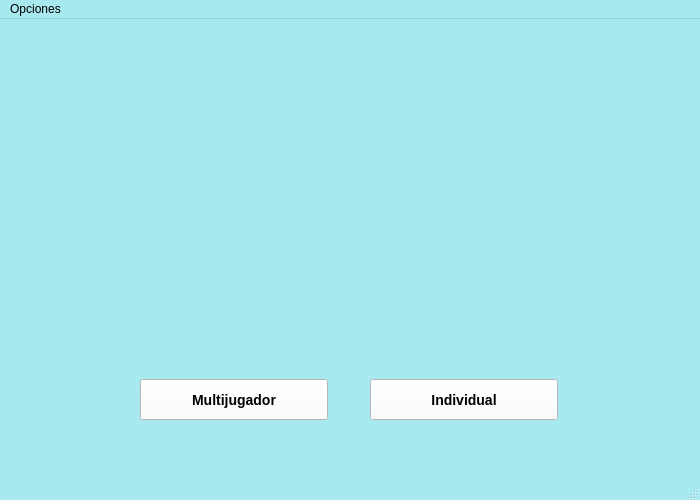
Old version of the form ProyectoFinal/ventanamodojuego.ui in the repository lilianabarbosa15/PROYECTO_FINAL.
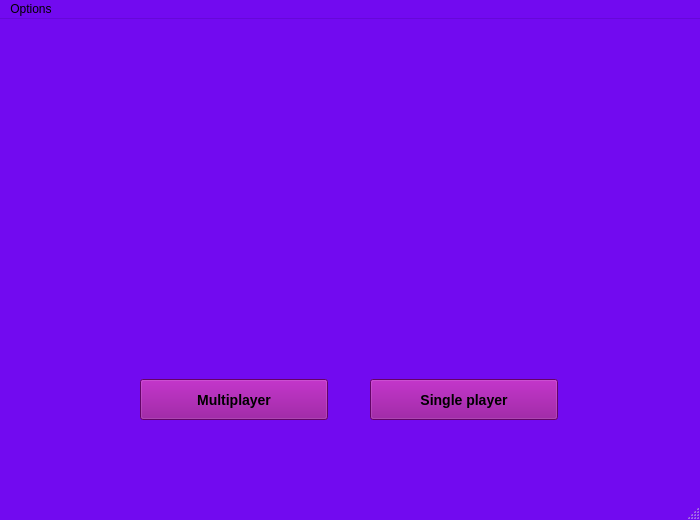
New version of the form. Icons and pictures are not drawn.

What changed in the file:
```diff
--- a/ProyectoFinal/ventanamodojuego.ui
+++ b/ProyectoFinal/ventanamodojuego.ui
@@ -7,19 +7,19 @@
     <x>0</x>
     <y>0</y>
     <width>700</width>
-    <height>500</height>
+    <height>520</height>
    </rect>
   </property>
   <property name="minimumSize">
    <size>
     <width>700</width>
-    <height>500</height>
+    <height>520</height>
    </size>
   </property>
   <property name="maximumSize">
    <size>
     <width>700</width>
-    <height>500</height>
+    <height>520</height>
    </size>
   </property>
   <property name="palette">
@@ -37,8 +37,8 @@
      <colorrole role="Button">
       <brush brushstyle="SolidPattern">
        <color alpha="255">
-        <red>168</red>
-        <green>233</green>
+        <red>114</red>
+        <green>10</green>
         <blue>240</blue>
        </color>
       </brush>
@@ -46,8 +46,8 @@
      <colorrole role="Light">
       <brush brushstyle="SolidPattern">
        <color alpha="255">
-        <red>255</red>
-        <green>255</green>
+        <red>179</red>
+        <green>116</green>
         <blue>255</blue>
        </color>
       </brush>
@@ -55,8 +55,8 @@
      <colorrole role="Midlight">
       <brush brushstyle="SolidPattern">
        <color alpha="255">
-        <red>211</red>
-        <green>244</green>
+        <red>146</red>
+        <green>63</green>
         <blue>247</blue>
        </color>
       </brush>
@@ -64,8 +64,8 @@
      <colorrole role="Dark">
       <brush brushstyle="SolidPattern">
        <color alpha="255">
-        <red>84</red>
-        <green>116</green>
+        <red>57</red>
+        <green>5</green>
         <blue>120</blue>
        </color>
       </brush>
@@ -73,8 +73,8 @@
      <colorrole role="Mid">
       <brush brushstyle="SolidPattern">
        <color alpha="255">
-        <red>112</red>
-        <green>155</green>
+        <red>76</red>
+        <green>6</green>
         <blue>160</blue>
        </color>
       </brush>
@@ -118,8 +118,8 @@
      <colorrole role="Window">
       <brush brushstyle="SolidPattern">
        <color alpha="255">
-        <red>168</red>
-        <green>233</green>
+        <red>114</red>
+        <green>10</green>
         <blue>240</blue>
        </color>
       </brush>
@@ -136,8 +136,8 @@
      <colorrole role="AlternateBase">
       <brush brushstyle="SolidPattern">
        <color alpha="255">
-        <red>211</red>
-        <green>244</green>
+        <red>184</red>
+        <green>132</green>
         <blue>247</blue>
        </color>
       </brush>
@@ -183,8 +183,8 @@
      <colorrole role="Button">
       <brush brushstyle="SolidPattern">
        <color alpha="255">
-        <red>168</red>
-        <green>233</green>
+        <red>114</red>
+        <green>10</green>
         <blue>240</blue>
        </color>
       </brush>
@@ -192,8 +192,8 @@
      <colorrole role="Light">
       <brush brushstyle="SolidPattern">
        <color alpha="255">
-        <red>255</red>
-        <green>255</green>
+        <red>179</red>
+        <green>116</green>
         <blue>255</blue>
        </color>
       </brush>
@@ -201,8 +201,8 @@
      <colorrole role="Midlight">
       <brush brushstyle="SolidPattern">
        <color alpha="255">
-        <red>211</red>
-        <green>244</green>
+        <red>146</red>
+        <green>63</green>
         <blue>247</blue>
        </color>
       </brush>
@@ -210,8 +210,8 @@
      <colorrole role="Dark">
       <brush brushstyle="SolidPattern">
        <color alpha="255">
-        <red>84</red>
-        <green>116</green>
+        <red>57</red>
+        <green>5</green>
         <blue>120</blue>
        </color>
       </brush>
@@ -219,8 +219,8 @@
      <colorrole role="Mid">
       <brush brushstyle="SolidPattern">
        <color alpha="255">
-        <red>112</red>
-        <green>155</green>
+        <red>76</red>
+        <green>6</green>
         <blue>160</blue>
        </color>
       </brush>
@@ -264,8 +264,8 @@
      <colorrole role="Window">
       <brush brushstyle="SolidPattern">
        <color alpha="255">
-        <red>168</red>
-        <green>233</green>
+        <red>114</red>
+        <green>10</green>
         <blue>240</blue>
        </color>
       </brush>
@@ -282,8 +282,8 @@
      <colorrole role="AlternateBase">
       <brush brushstyle="SolidPattern">
        <color alpha="255">
-        <red>211</red>
-        <green>244</green>
+        <red>184</red>
+        <green>132</green>
         <blue>247</blue>
        </color>
       </brush>
@@ -320,8 +320,8 @@
      <colorrole role="WindowText">
       <brush brushstyle="SolidPattern">
        <color alpha="255">
-        <red>84</red>
-        <green>116</green>
+        <red>57</red>
+        <green>5</green>
         <blue>120</blue>
        </color>
       </brush>
@@ -329,8 +329,8 @@
      <colorrole role="Button">
       <brush brushstyle="SolidPattern">
        <color alpha="255">
-        <red>168</red>
-        <green>233</green>
+        <red>114</red>
+        <green>10</green>
         <blue>240</blue>
        </color>
       </brush>
@@ -338,8 +338,8 @@
      <colorrole role="Light">
       <brush brushstyle="SolidPattern">
        <color alpha="255">
-        <red>255</red>
-        <green>255</green>
+        <red>179</red>
+        <green>116</green>
         <blue>255</blue>
        </color>
       </brush>
@@ -347,8 +347,8 @@
      <colorrole role="Midlight">
       <brush brushstyle="SolidPattern">
        <color alpha="255">
-        <red>211</red>
-        <green>244</green>
+        <red>146</red>
+        <green>63</green>
         <blue>247</blue>
        </color>
       </brush>
@@ -356,8 +356,8 @@
      <colorrole role="Dark">
       <brush brushstyle="SolidPattern">
        <color alpha="255">
-        <red>84</red>
-        <green>116</green>
+        <red>57</red>
+        <green>5</green>
         <blue>120</blue>
        </color>
       </brush>
@@ -365,8 +365,8 @@
      <colorrole role="Mid">
       <brush brushstyle="SolidPattern">
        <color alpha="255">
-        <red>112</red>
-        <green>155</green>
+        <red>76</red>
+        <green>6</green>
         <blue>160</blue>
        </color>
       </brush>
@@ -374,8 +374,8 @@
      <colorrole role="Text">
       <brush brushstyle="SolidPattern">
        <color alpha="255">
-        <red>84</red>
-        <green>116</green>
+        <red>57</red>
+        <green>5</green>
         <blue>120</blue>
        </color>
       </brush>
@@ -392,8 +392,8 @@
      <colorrole role="ButtonText">
       <brush brushstyle="SolidPattern">
        <color alpha="255">
-        <red>84</red>
-        <green>116</green>
+        <red>57</red>
+        <green>5</green>
         <blue>120</blue>
        </color>
       </brush>
@@ -401,8 +401,8 @@
      <colorrole role="Base">
       <brush brushstyle="SolidPattern">
        <color alpha="255">
-        <red>168</red>
-        <green>233</green>
+        <red>114</red>
+        <green>10</green>
         <blue>240</blue>
        </color>
       </brush>
@@ -410,8 +410,8 @@
      <colorrole role="Window">
       <brush brushstyle="SolidPattern">
        <color alpha="255">
-        <red>168</red>
-        <green>233</green>
+        <red>114</red>
+        <green>10</green>
         <blue>240</blue>
        </color>
       </brush>
@@ -428,8 +428,8 @@
      <colorrole role="AlternateBase">
       <brush brushstyle="SolidPattern">
        <color alpha="255">
-        <red>168</red>
-        <green>233</green>
+        <red>114</red>
+        <green>10</green>
         <blue>240</blue>
        </color>
       </brush>
@@ -495,7 +495,7 @@
     </property>
     <property name="styleSheet">
      <string notr="true">QPushButton {
-	background-color: white;
+	background-color: #8c0391;
 	border-width: 3px;
     border-color: beige;
     font: bold 14px;
@@ -504,7 +504,7 @@
 }</string>
     </property>
     <property name="text">
-     <string>Multijugador</string>
+     <string>Multiplayer</string>
     </property>
    </widget>
    <widget class="QPushButton" name="modoIndividual">
@@ -524,7 +524,7 @@
     </property>
     <property name="styleSheet">
      <string notr="true">QPushButton {
-	background-color: white;
+	background-color: #8c0391;
 	border-width: 3px;
     border-color: beige;
     font: bold 14px;
@@ -533,7 +533,20 @@
 }</string>
     </property>
     <property name="text">
-     <string>Individual</string>
+     <string>Single player</string>
+    </property>
+   </widget>
+   <widget class="QLabel" name="label">
+    <property name="geometry">
+     <rect>
+      <x>30</x>
+      <y>70</y>
+      <width>641</width>
+      <height>231</height>
+     </rect>
+    </property>
+    <property name="text">
+     <string>&lt;html&gt;&lt;head/&gt;&lt;body&gt;&lt;p&gt;&lt;img src=&quot;:/V1/Fondos/ModoJuego.jpg&quot;/&gt;&lt;/p&gt;&lt;/body&gt;&lt;/html&gt;</string>
     </property>
    </widget>
   </widget>
@@ -543,12 +556,12 @@
      <x>0</x>
      <y>0</y>
      <width>700</width>
-     <height>22</height>
+     <height>21</height>
     </rect>
    </property>
    <widget class="QMenu" name="menuOpciones">
     <property name="title">
-     <string>Opciones</string>
+     <string>Options</string>
     </property>
     <addaction name="actionSobrePersonajes"/>
    </widget>
```
Left out of the diff: 16 changed lines with no effect on the pictures.
